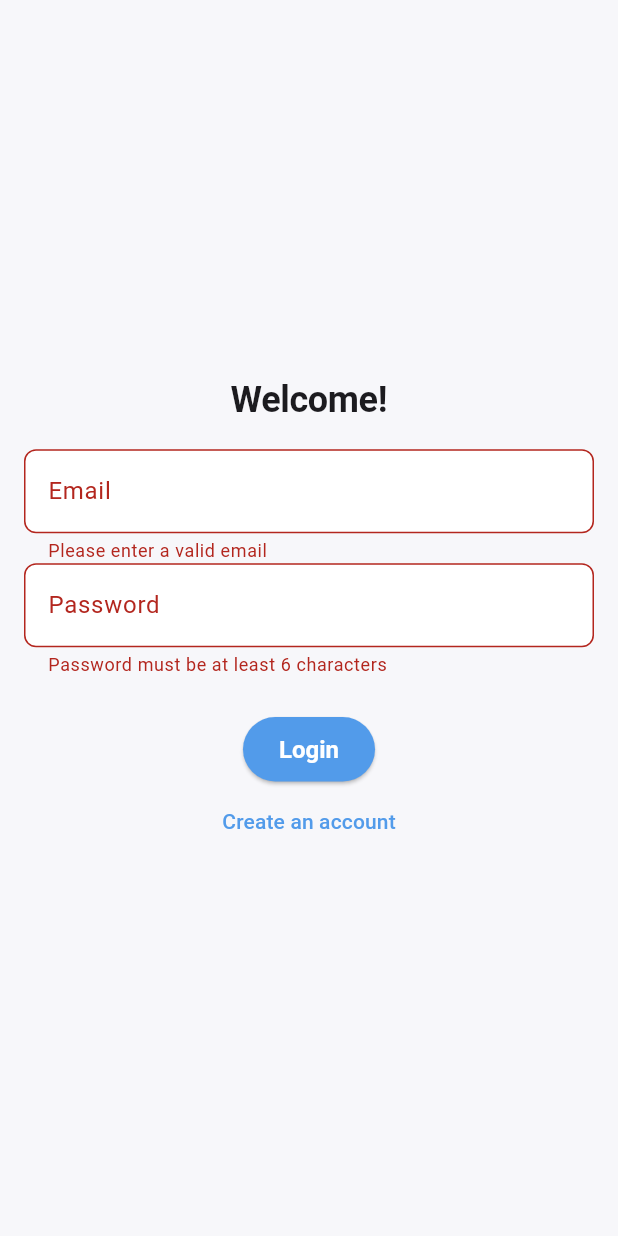
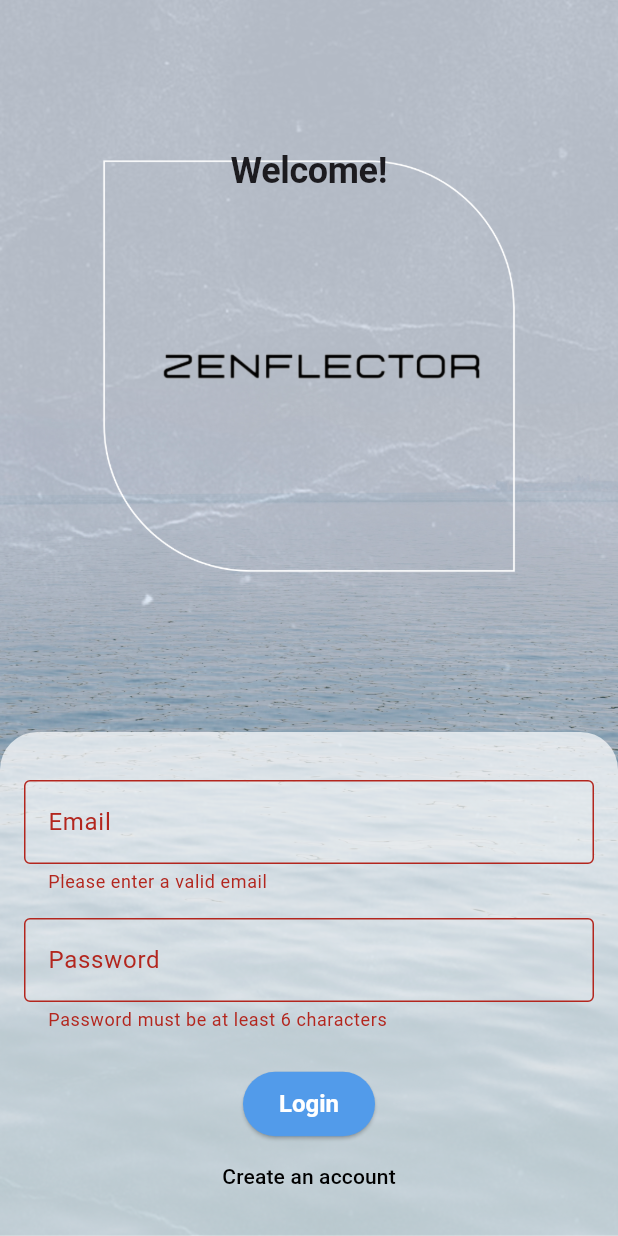
Before and after one commit to zahidprvz/zenflector, a Flutter app: the screen it shows after launch, after a tap on "Login", on a phone screen of 412 x 824 dp. Run offline on Flutter 3.47's test engine with Material 3 defaults, Android fonts, the phone set to English and light mode, and no system bars; our stand-ins replace cached_network_image, cloud_firestore, equatable, firebase_auth, firebase_core, firebase_storage and 8 more; missing offline and left inert: audio_session; accounts and stored records are empty; Roboto replaces fonts that are missing (Montserrat).

Commit message:
udpated auth_screen and info.plist file

```diff
--- a/lib/screens/auth_screen.dart
+++ b/lib/screens/auth_screen.dart
@@ -1,7 +1,4 @@
-import 'dart:typed_data';
-
 import 'package:flutter/material.dart';
-import 'package:image_picker/image_picker.dart'; // Import image_picker
 import 'package:provider/provider.dart';
 import 'package:zenflector/providers/auth_provider.dart';
 import 'package:zenflector/utils/constants.dart';
@@ -21,11 +18,8 @@ class _AuthScreenState extends State<AuthScreen> {
   final _emailController = TextEditingController();
   final _passwordController = TextEditingController();
   final _nameController = TextEditingController(); // For registration
-  AuthMode _authMode = AuthMode.Login; // Use the enum
+  AuthMode _authMode = AuthMode.Login;
   bool _isLoading = false;
-
-  Uint8List? _imageBytes; // Store image bytes
-  String? _imageName; // Store image name
 
   @override
   void dispose() {
@@ -42,19 +36,6 @@ class _AuthScreenState extends State<AuthScreen> {
     });
   }
 
-  Future<void> _pickImage() async {
-    final ImagePicker picker = ImagePicker();
-    final XFile? image = await picker.pickImage(source: ImageSource.gallery);
-
-    if (image != null) {
-      final bytes = await image.readAsBytes(); // Read as bytes
-      setState(() {
-        _imageBytes = bytes; // Store the bytes
-        _imageName = image.name;
-      });
-    }
-  }
-
   void _submitForm(AuthProvider authProvider) async {
     if (!_formKey.currentState!.validate()) {
       return;
@@ -69,29 +50,14 @@ class _AuthScreenState extends State<AuthScreen> {
         await authProvider.signInWithEmailAndPassword(
             _emailController.text, _passwordController.text);
       } else {
-        // Sign Up *with image*
-        if (_imageBytes == null) {
-          if (mounted) {
-            ScaffoldMessenger.of(context).showSnackBar(
-              SnackBar(
-                  content: Text('Please select an image'),
-                  backgroundColor: AppColors.error),
-            );
-            setState(() {
-              _isLoading = false;
-            });
-          }
-          return;
-        }
         await authProvider.signUpWithEmailAndPassword(
           _emailController.text,
           _passwordController.text,
           _nameController.text,
-          _imageBytes, // Pass image bytes
-          _imageName!,
+          null, // No image upload
+          null,
         );
       }
-      // No navigation here; main.dart handles it based on AuthProvider state
     } catch (e) {
       if (mounted) {
         ScaffoldMessenger.of(context).showSnackBar(
@@ -103,7 +69,7 @@ class _AuthScreenState extends State<AuthScreen> {
     } finally {
       if (mounted) {
         setState(() {
-          _isLoading = false; // Ensure loading indicator is hidden
+          _isLoading = false;
         });
       }
     }
@@ -114,42 +80,55 @@ class _AuthScreenState extends State<AuthScreen> {
     final authProvider = Provider.of<AuthProvider>(context);
 
     return Scaffold(
-      body: Center(
-        child: SingleChildScrollView(
+      body: Stack(
+        children: [
+          // Background Image
+          Positioned.fill(
+            child: Image.asset(
+              'assets/auth_bg.png',
+              fit: BoxFit.cover,
+            ),
+          ),
+          Column(
+            mainAxisAlignment: MainAxisAlignment.spaceBetween,
+            children: [
+              Padding(
+                padding: const EdgeInsets.only(top: 100.0),
+                child: Column(
+                  children: [
+                    Text(
+                      _authMode == AuthMode.Login
+                          ? 'Welcome!'
+                          : "Join us Today",
+                      style: Theme.of(context).textTheme.displayLarge,
+                    ),
+                  ],
+                ),
+              ),
+              Container(
                 padding: const EdgeInsets.all(AppConstants.defaultPadding),
+                decoration: const BoxDecoration(
+                  color: Colors.white70,
+                  borderRadius: BorderRadius.only(
+                    topLeft: Radius.circular(25),
+                    topRight: Radius.circular(25),
+                  ),
+                ),
                 child: Form(
                   key: _formKey,
                   child: Column(
-              mainAxisAlignment: MainAxisAlignment.center,
+                    mainAxisSize: MainAxisSize.min,
                     children: [
-                Text(
-                  _authMode == AuthMode.Login ? 'Welcome!' : "Join us Today",
-                  style: Theme.of(context).textTheme.displayLarge,
-                ),
-                const SizedBox(height: 20),
-
-                // Image Picker (only in sign-up mode)
-                if (_authMode == AuthMode.SignUp) ...[
-                  GestureDetector(
-                    onTap: _pickImage, // Call the image picker
-                    child: CircleAvatar(
-                      radius: 50,
-                      backgroundColor: Colors.grey[300],
-                      backgroundImage: _imageBytes != null
-                          ? MemoryImage(_imageBytes!)
-                          : null, // Use MemoryImage
-                      child: _imageBytes == null
-                          ? const Icon(Icons.camera_alt, size: 50)
-                          : null, // Show icon if no image
-                    ),
-                  ),
-                  const SizedBox(height: 16),
-                ],
-
-                if (_authMode == AuthMode.SignUp) // Name field for sign-up
+                      if (_authMode == AuthMode.SignUp)
                         TextFormField(
                           controller: _nameController,
-                    decoration: const InputDecoration(labelText: 'Name'),
+                          decoration: InputDecoration(
+                            labelText: 'Name',
+                            hintText: 'Enter your name',
+                            filled: true,
+                            fillColor: Colors.white10,
+                            border: OutlineInputBorder(),
+                          ),
                           validator: (value) {
                             if (value == null || value.isEmpty) {
                               return 'Please enter your name';
@@ -157,9 +136,16 @@ class _AuthScreenState extends State<AuthScreen> {
                             return null;
                           },
                         ),
+                      const SizedBox(height: 16),
                       TextFormField(
                         controller: _emailController,
-                  decoration: const InputDecoration(labelText: 'Email'),
+                        decoration: InputDecoration(
+                          labelText: 'Email',
+                          hintText: 'Enter your email',
+                          filled: true,
+                          fillColor: Colors.white10,
+                          border: OutlineInputBorder(),
+                        ),
                         keyboardType: TextInputType.emailAddress,
                         validator: (value) {
                           if (value == null ||
@@ -170,9 +156,16 @@ class _AuthScreenState extends State<AuthScreen> {
                           return null;
                         },
                       ),
+                      const SizedBox(height: 16),
                       TextFormField(
                         controller: _passwordController,
-                  decoration: const InputDecoration(labelText: 'Password'),
+                        decoration: InputDecoration(
+                          labelText: 'Password',
+                          hintText: 'Enter your password',
+                          filled: true,
+                          fillColor: Colors.white10,
+                          border: OutlineInputBorder(),
+                        ),
                         obscureText: true,
                         validator: (value) {
                           if (value == null || value.length < 6) {
@@ -186,19 +179,26 @@ class _AuthScreenState extends State<AuthScreen> {
                           ? const CircularProgressIndicator()
                           : ElevatedButton(
                               onPressed: () => _submitForm(authProvider),
-                        child: Text(
-                            _authMode == AuthMode.Login ? 'Login' : 'Sign Up'),
+                              child: Text(_authMode == AuthMode.Login
+                                  ? 'Login'
+                                  : 'Sign Up'),
                             ),
                       TextButton(
                         onPressed: _switchAuthMode,
-                  child: Text(_authMode == AuthMode.Login
+                        child: Text(
+                          _authMode == AuthMode.Login
                               ? 'Create an account'
-                      : 'I already have an account'),
+                              : 'I already have an account',
+                          style: const TextStyle(color: Colors.black),
+                        ),
                       ),
                     ],
                   ),
                 ),
               ),
+            ],
+          ),
+        ],
       ),
     );
   }
```
Also changed, not shown: assets/auth_bg.png (added), 1 other file. Lines whose indentation alone changed are shown as unchanged.
